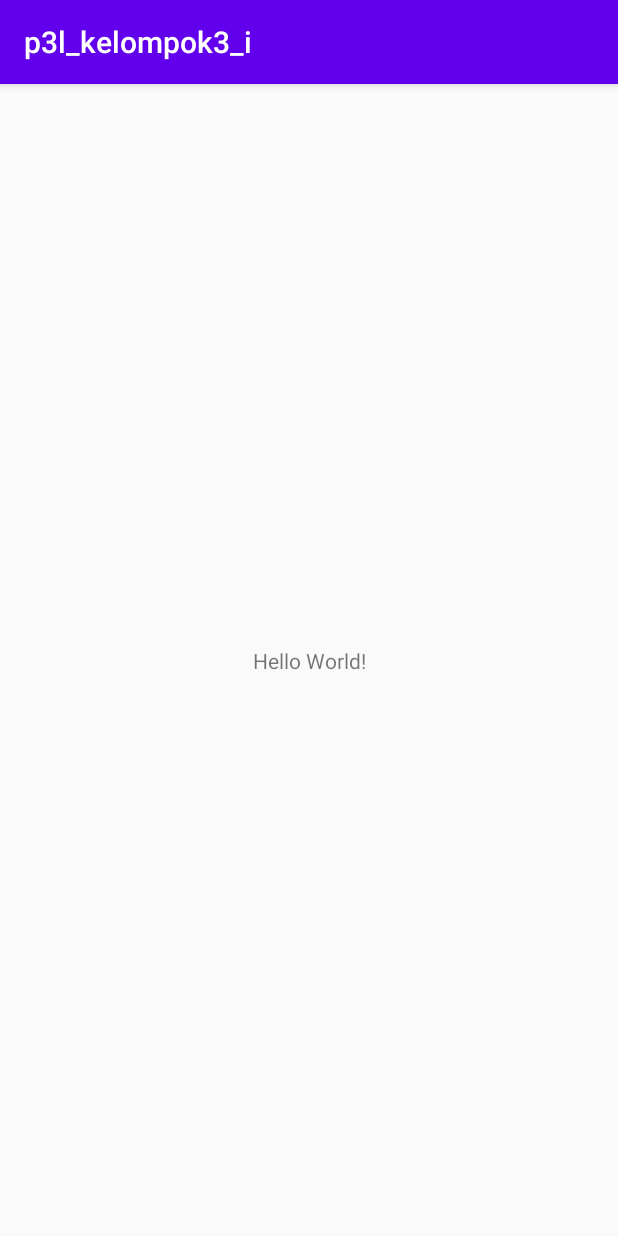
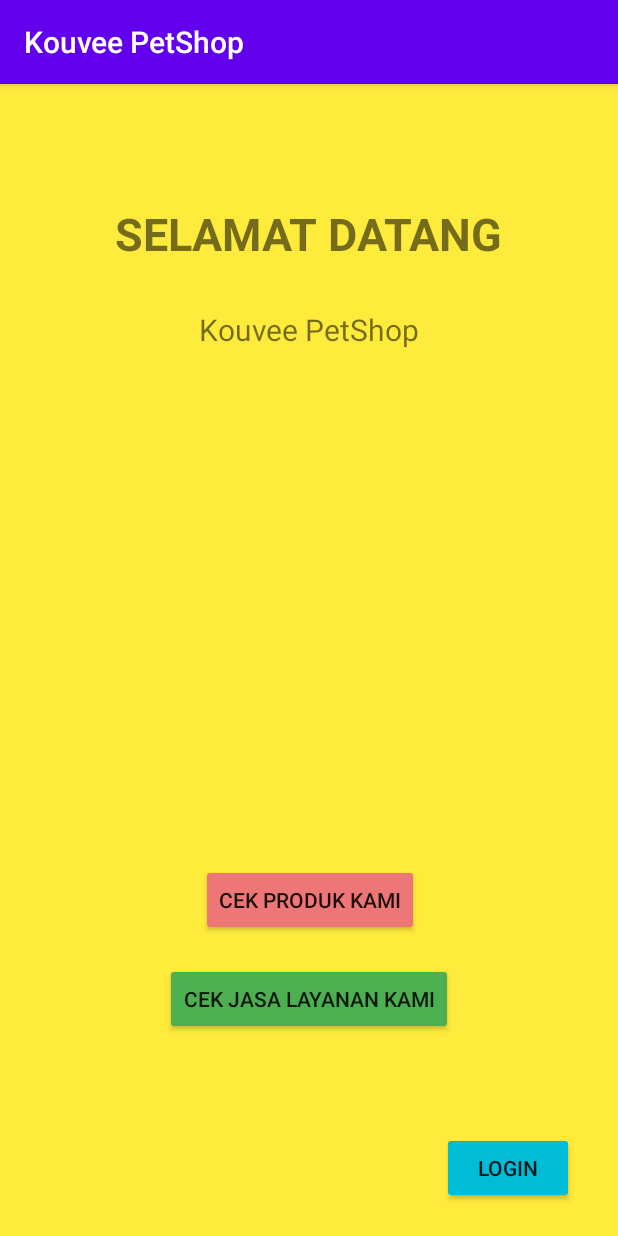
Before and after one commit to voltgizerz/p3l_kelompok3_i, an Android app: the screen it shows after launch (MainActivity), on a phone screen of 412 x 824 dp. Run offline under Robolectric (Android 15) with nearby library versions, the phone set to English and light mode, and no system bars.

Commit message:
SETTING API PRODUK DAN READ DATA PRODUK

```diff
--- a/app/build.gradle
+++ b/app/build.gradle
@@ -47,4 +47,6 @@ dependencies {
 
     //glide
     implementation 'com.github.bumptech.glide:glide:3.8.0'
+    implementation 'androidx.cardview:cardview:1.0.0'
+    implementation 'androidx.recyclerview:recyclerview:1.2.0-alpha01'
 }
--- a/app/src/main/java/com/example/p3l_kelompok3_i/MainActivity.java
+++ b/app/src/main/java/com/example/p3l_kelompok3_i/MainActivity.java
@@ -2,13 +2,32 @@ package com.example.p3l_kelompok3_i;
 
 import androidx.appcompat.app.AppCompatActivity;
 
+import android.content.Intent;
 import android.os.Bundle;
+import android.view.View;
+import android.widget.Button;
 
 public class MainActivity extends AppCompatActivity {
+
+    private Button btnCekLayanan;
+    private Button btnCekProduk;
 
     @Override
     protected void onCreate(Bundle savedInstanceState) {
         super.onCreate(savedInstanceState);
         setContentView(R.layout.activity_main);
+
+
+        btnCekProduk = findViewById(R.id.btnCekProduk);
+
+        btnCekProduk.setOnClickListener(new View.OnClickListener() {
+            @Override
+            public void onClick(View view) {
+                Intent i = new Intent(MainActivity.this, DaftarProduk.class);
+                startActivity(i);
+            }
+        });
     }
+
+
 }
--- a/app/src/main/java/com/example/p3l_kelompok3_i/api/ApiClient.java
+++ b/app/src/main/java/com/example/p3l_kelompok3_i/api/ApiClient.java
@@ -5,8 +5,8 @@ import retrofit2.Retrofit;
 import retrofit2.converter.gson.GsonConverterFactory;
 
 public class ApiClient {
-    public static final String BASE_URL ="https://apip3landroid.000webhostapp.com/";
-    public static Retrofit retrofit = null;
+    private static final String BASE_URL ="https://apip3landroid.000webhostapp.com/api/";
+    private static Retrofit retrofit;
     public static Retrofit getClient(){
         if (retrofit == null){
             retrofit = new Retrofit.Builder()
--- a/app/src/main/java/com/example/p3l_kelompok3_i/api/ApiUserInterface.java
+++ /dev/null
@@ -1,4 +0,0 @@
-package com.example.p3l_kelompok3_i.api;
-
-public class ApiUserInterface {
-}
--- a/app/src/main/res/layout/activity_main.xml
+++ b/app/src/main/res/layout/activity_main.xml
@@ -4,15 +4,62 @@
     xmlns:tools="http://schemas.android.com/tools"
     android:layout_width="match_parent"
     android:layout_height="match_parent"
+    android:background="#FFEB3B"
     tools:context=".MainActivity">
 
     <TextView
+        android:id="@+id/textView"
         android:layout_width="wrap_content"
         android:layout_height="wrap_content"
-        android:text="Hello World!"
-        app:layout_constraintBottom_toBottomOf="parent"
-        app:layout_constraintLeft_toLeftOf="parent"
-        app:layout_constraintRight_toRightOf="parent"
+        android:layout_marginTop="79dp"
+        android:text="SELAMAT DATANG"
+        android:textSize="30dp"
+        android:textStyle="bold"
+        app:layout_constraintEnd_toEndOf="parent"
+        app:layout_constraintStart_toStartOf="parent"
         app:layout_constraintTop_toTopOf="parent" />
 
+    <Button
+        android:id="@+id/btnCekProduk"
+        android:layout_width="wrap_content"
+        android:layout_height="wrap_content"
+        android:layout_marginStart="24dp"
+        android:layout_marginBottom="18dp"
+        android:backgroundTint="#ED7676"
+        android:text="Cek Produk Kami"
+        app:layout_constraintBottom_toTopOf="@+id/btnCekLayanan"
+        app:layout_constraintStart_toStartOf="@+id/btnCekLayanan" />
+
+    <Button
+        android:id="@+id/btnCekLayanan"
+        android:layout_width="wrap_content"
+        android:layout_height="wrap_content"
+        android:layout_marginBottom="134dp"
+        android:backgroundTint="#4CAF50"
+        android:text="Cek Jasa Layanan Kami"
+        app:layout_constraintBottom_toBottomOf="parent"
+        app:layout_constraintEnd_toEndOf="parent"
+        app:layout_constraintStart_toStartOf="parent" />
+
+    <TextView
+        android:id="@+id/textView2"
+        android:layout_width="wrap_content"
+        android:layout_height="wrap_content"
+        android:layout_marginTop="30dp"
+        android:text="@string/pet"
+        android:textSize="20dp"
+        app:layout_constraintEnd_toEndOf="parent"
+        app:layout_constraintStart_toStartOf="parent"
+        app:layout_constraintTop_toBottomOf="@+id/textView" />
+
+    <Button
+        android:id="@+id/btnLogin"
+        android:layout_width="wrap_content"
+        android:layout_height="wrap_content"
+        android:layout_marginEnd="29dp"
+        android:layout_marginBottom="21dp"
+        android:backgroundTint="#00BCD4"
+        android:text="Login"
+        app:layout_constraintBottom_toBottomOf="parent"
+        app:layout_constraintEnd_toEndOf="parent" />
 </androidx.constraintlayout.widget.ConstraintLayout>
--- a/app/src/main/res/values/strings.xml
+++ b/app/src/main/res/values/strings.xml
@@ -1,3 +1,5 @@
 <resources>
-    <string name="app_name">p3l_kelompok3_i</string>
+    <string name="app_name">Kouvee PetShop</string>
+    <string name="welcome">SELAMAT DATANG</string>
+    <string name="pet">Kouvee PetShop</string>
 </resources>
```
Also changed, not shown: app/src/main/AndroidManifest.xml (+10 -3 lines), app/src/main/java/com/example/p3l_kelompok3_i/DaftarLayanan.java (added, +14 -0 lines), app/src/main/java/com/example/p3l_kelompok3_i/DaftarProduk.java (added, +70 -0 lines), app/src/main/java/com/example/p3l_kelompok3_i/adapter/AdapterProduk.java (added, +67 -0 lines), app/src/main/java/com/example/p3l_kelompok3_i/api/ApiProdukInterface.java (added, +16 -0 lines), app/src/main/java/com/example/p3l_kelompok3_i/model_produk/DataProduk.java (added, +63 -0 lines), app/src/main/java/com/example/p3l_kelompok3_i/model_produk/ResponProduk.java (added, +18 -0 lines), app/src/main/res/layout/activity_daftar_layanan.xml (added, +9 -0 lines), app/src/main/res/layout/activity_daftar_produk.xml (added, +16 -0 lines), app/src/main/res/layout/layoutlist.xml (added, +98 -0 lines).
